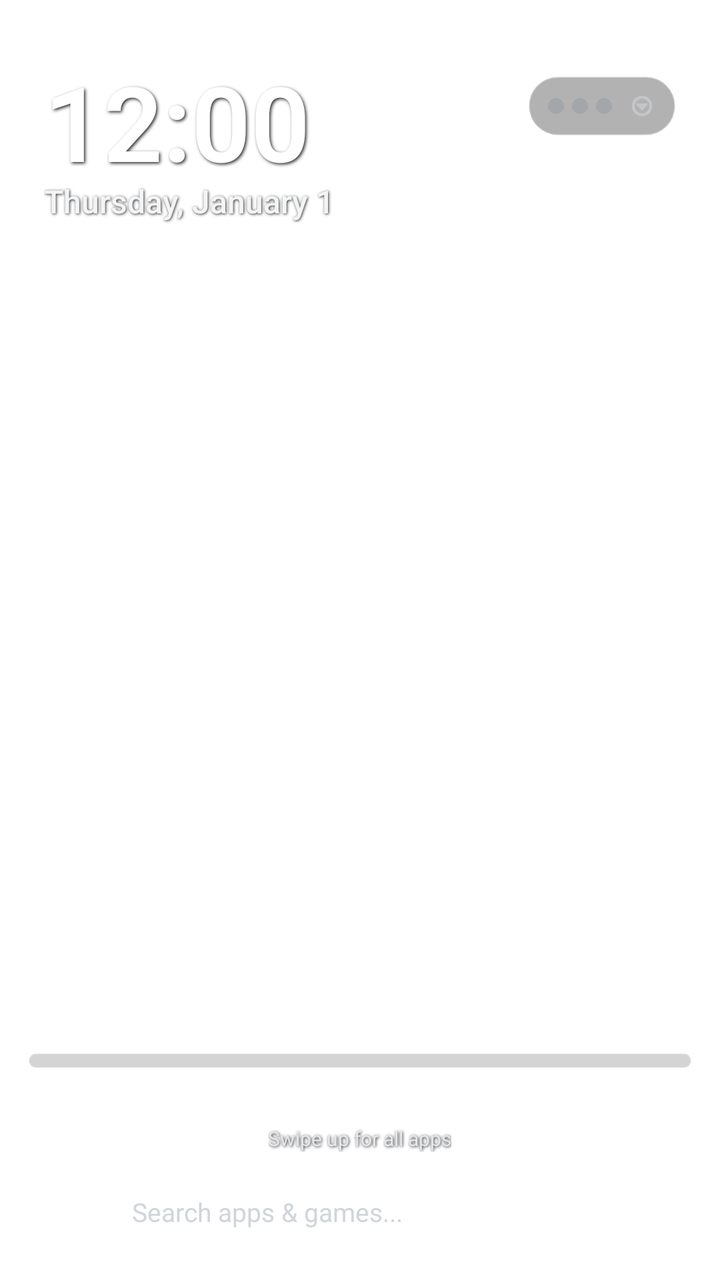
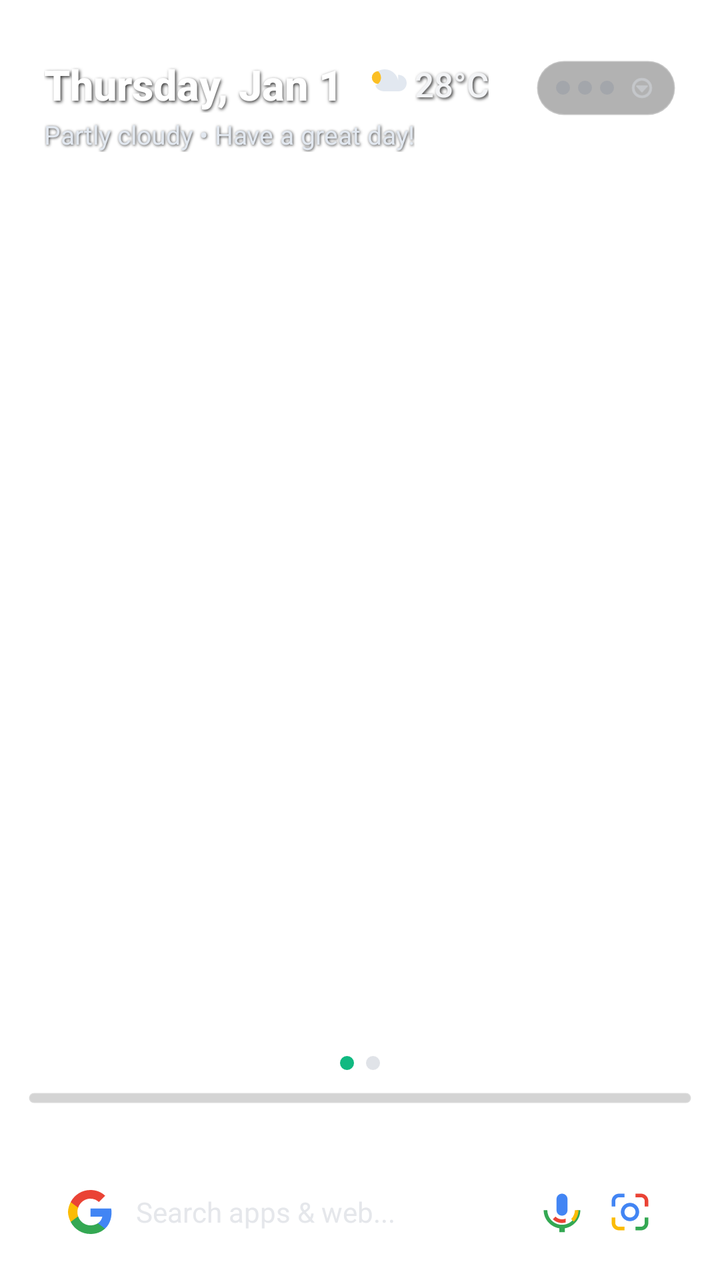

Two renders of the same Android screen: before a commit and after it. Below are the layout's source before the change and the commit's diff.
<!-- AndroidManifest.xml: activity theme Theme.PhoneLinkHub.Launcher -->
<!-- res/layout/activity_launcher.xml -->
<?xml version="1.0" encoding="utf-8"?>
<FrameLayout xmlns:android="http://schemas.android.com/apk/res/android"
    android:id="@+id/launcherRoot"
    android:layout_width="match_parent"
    android:layout_height="match_parent"
    android:fitsSystemWindows="true">

    
    
    
    <RelativeLayout
        android:id="@+id/desktopContainer"
        android:layout_width="match_parent"
        android:layout_height="match_parent"
        android:clickable="true"
        android:focusable="true"
        android:longClickable="true">

        
        <LinearLayout
            android:id="@+id/atAGlanceSection"
            android:layout_width="match_parent"
            android:layout_height="wrap_content"
            android:layout_alignParentTop="true"
            android:orientation="vertical"
            android:paddingStart="22dp"
            android:paddingEnd="22dp"
            android:paddingTop="26dp"
            android:paddingBottom="8dp">

            <RelativeLayout
                android:layout_width="match_parent"
                android:layout_height="wrap_content">

                <LinearLayout
                    android:layout_width="wrap_content"
                    android:layout_height="wrap_content"
                    android:layout_alignParentStart="true"
                    android:orientation="vertical">

                    <TextClock
                        android:id="@+id/launcherClock"
                        android:layout_width="wrap_content"
                        android:layout_height="wrap_content"
                        android:fontFamily="sans-serif-light"
                        android:format12Hour="h:mm"
                        android:format24Hour="HH:mm"
                        android:shadowColor="#D9000000"
                        android:shadowDx="1.5"
                        android:shadowDy="1.5"
                        android:shadowRadius="4.0"
                        android:textColor="#FFFFFF"
                        android:textSize="52sp"
                        android:textStyle="bold" />

                    <TextClock
                        android:id="@+id/launcherDate"
                        android:layout_width="wrap_content"
                        android:layout_height="wrap_content"
                        android:layout_marginTop="-6dp"
                        android:fontFamily="sans-serif-medium"
                        android:format12Hour="EEEE, MMMM d"
                        android:format24Hour="EEEE, MMMM d"
                        android:shadowColor="#D9000000"
                        android:shadowDx="1.0"
                        android:shadowDy="1.0"
                        android:shadowRadius="3.0"
                        android:textColor="#F3F4F6"
                        android:textSize="16sp" />
                </LinearLayout>

                
                <LinearLayout
                    android:id="@+id/statusDotsLayout"
                    android:layout_width="wrap_content"
                    android:layout_height="wrap_content"
                    android:layout_alignParentEnd="true"
                    android:layout_marginTop="12dp"
                    android:background="@drawable/bg_status_pill"
                    android:clickable="true"
                    android:focusable="true"
                    android:gravity="center_vertical"
                    android:orientation="horizontal"
                    android:paddingStart="10dp"
                    android:paddingEnd="10dp"
                    android:paddingTop="8dp"
                    android:paddingBottom="8dp">

                    <View
                        android:id="@+id/dot1"
                        android:layout_width="8dp"
                        android:layout_height="8dp"
                        android:background="@drawable/shape_dot_dim" />

                    <View
                        android:id="@+id/dot2"
                        android:layout_width="8dp"
                        android:layout_height="8dp"
                        android:layout_marginStart="4dp"
                        android:background="@drawable/shape_dot_dim" />

                    <View
                        android:id="@+id/dot3"
                        android:layout_width="8dp"
                        android:layout_height="8dp"
                        android:layout_marginStart="4dp"
                        android:background="@drawable/shape_dot_dim" />

                    <ImageView
                        android:layout_width="14dp"
                        android:layout_height="14dp"
                        android:layout_marginStart="8dp"
                        android:contentDescription="Menu"
                        android:src="@android:drawable/ic_menu_more"
                        android:tint="#D1D5DB" />
                </LinearLayout>
            </RelativeLayout>
        </LinearLayout>

        
        <androidx.recyclerview.widget.RecyclerView
            android:id="@+id/desktopAppsRecyclerView"
            android:layout_width="match_parent"
            android:layout_height="match_parent"
            android:layout_below="@id/atAGlanceSection"
            android:layout_above="@id/bottomDockSection"
            android:clipToPadding="false"
            android:paddingStart="12dp"
            android:paddingEnd="12dp"
            android:paddingTop="8dp"
            android:paddingBottom="8dp"
            android:scrollbars="none" />

        
        <LinearLayout
            android:id="@+id/bottomDockSection"
            android:layout_width="match_parent"
            android:layout_height="wrap_content"
            android:layout_alignParentBottom="true"
            android:gravity="center"
            android:orientation="vertical"
            android:paddingBottom="12dp">

            
            <LinearLayout
                android:id="@+id/dockContainer"
                android:layout_width="match_parent"
                android:layout_height="wrap_content"
                android:layout_marginStart="14dp"
                android:layout_marginEnd="14dp"
                android:layout_marginBottom="6dp"
                android:background="@drawable/bg_dock"
                android:gravity="center"
                android:paddingStart="6dp"
                android:paddingEnd="6dp"
                android:paddingTop="4dp"
                android:paddingBottom="4dp">

                <androidx.recyclerview.widget.RecyclerView
                    android:id="@+id/dockRecyclerView"
                    android:layout_width="match_parent"
                    android:layout_height="wrap_content"
                    android:scrollbars="none" />
            </LinearLayout>

            
            <LinearLayout
                android:id="@+id/swipeUpIndicator"
                android:layout_width="wrap_content"
                android:layout_height="wrap_content"
                android:background="?attr/selectableItemBackgroundBorderless"
                android:clickable="true"
                android:focusable="true"
                android:gravity="center"
                android:orientation="vertical"
                android:paddingStart="16dp"
                android:paddingEnd="16dp"
                android:paddingTop="4dp"
                android:paddingBottom="6dp">

                <ImageView
                    android:layout_width="18dp"
                    android:layout_height="18dp"
                    android:contentDescription="Swipe Up"
                    android:src="@drawable/ic_chevron_up" />

                <TextView
                    android:layout_width="wrap_content"
                    android:layout_height="wrap_content"
                    android:shadowColor="#D9000000"
                    android:shadowDx="1.0"
                    android:shadowDy="1.0"
                    android:shadowRadius="3.0"
                    android:text="Swipe up for all apps"
                    android:textColor="#E5E7EB"
                    android:textSize="10sp" />
            </LinearLayout>

            
            <LinearLayout
                android:id="@+id/searchPillBtn"
                android:layout_width="match_parent"
                android:layout_height="44dp"
                android:layout_marginStart="20dp"
                android:layout_marginEnd="20dp"
                android:layout_marginTop="2dp"
                android:background="@drawable/bg_pixel_search"
                android:clickable="true"
                android:focusable="true"
                android:gravity="center_vertical"
                android:orientation="horizontal"
                android:paddingStart="16dp"
                android:paddingEnd="16dp">

                <ImageView
                    android:layout_width="18dp"
                    android:layout_height="18dp"
                    android:contentDescription="Search Icon"
                    android:src="@android:drawable/ic_menu_search"
                    android:tint="#FFFFFF" />

                <TextView
                    android:layout_width="0dp"
                    android:layout_height="wrap_content"
                    android:layout_marginStart="12dp"
                    android:layout_weight="1"
                    android:text="Search apps &amp; games..."
                    android:textColor="#D1D5DB"
                    android:textSize="13sp" />
            </LinearLayout>
        </LinearLayout>
    </RelativeLayout>

    
    
    
    <LinearLayout
        android:id="@+id/appDrawerContainer"
        android:layout_width="match_parent"
        android:layout_height="match_parent"
        android:background="@drawable/bg_drawer"
        android:orientation="vertical"
        android:paddingTop="20dp"
        android:visibility="gone">

        
        <LinearLayout
            android:layout_width="match_parent"
            android:layout_height="50dp"
            android:layout_marginStart="16dp"
            android:layout_marginEnd="16dp"
            android:background="@drawable/bg_pixel_search"
            android:gravity="center_vertical"
            android:orientation="horizontal"
            android:paddingStart="14dp"
            android:paddingEnd="14dp">

            <ImageView
                android:layout_width="20dp"
                android:layout_height="20dp"
                android:contentDescription="Search Icon"
                android:src="@android:drawable/ic_menu_search"
                android:tint="#FFFFFF" />

            <EditText
                android:id="@+id/drawerSearchInput"
                android:layout_width="0dp"
                android:layout_height="match_parent"
                android:layout_marginStart="10dp"
                android:layout_weight="1"
                android:background="@null"
                android:hint="Search all apps..."
                android:imeOptions="actionSearch"
                android:singleLine="true"
                android:textColor="#FFFFFF"
                android:textColorHint="#9CA3AF"
                android:textSize="14sp" />

            <ImageView
                android:id="@+id/btnCloseDrawer"
                android:layout_width="28dp"
                android:layout_height="28dp"
                android:background="?attr/selectableItemBackgroundBorderless"
                android:clickable="true"
                android:contentDescription="Close Drawer"
                android:focusable="true"
                android:padding="4dp"
                android:src="@android:drawable/ic_menu_close_clear_cancel"
                android:tint="#9CA3AF" />
        </LinearLayout>

        
        <HorizontalScrollView
            android:layout_width="match_parent"
            android:layout_height="wrap_content"
            android:layout_marginTop="8dp"
            android:layout_marginBottom="4dp"
            android:clipToPadding="false"
            android:paddingStart="16dp"
            android:paddingEnd="16dp"
            android:scrollbars="none">

            <LinearLayout
                android:id="@+id/categoriesContainer"
                android:layout_width="wrap_content"
                android:layout_height="wrap_content"
                android:gravity="center_vertical"
                android:orientation="horizontal">

                <TextView
                    android:id="@+id/tabAll"
                    android:layout_width="wrap_content"
                    android:layout_height="wrap_content"
                    android:background="@drawable/bg_tab_active"
                    android:clickable="true"
                    android:focusable="true"
                    android:paddingStart="14dp"
                    android:paddingEnd="14dp"
                    android:paddingTop="5dp"
                    android:paddingBottom="5dp"
                    android:text="All"
                    android:textColor="#FFFFFF"
                    android:textSize="12sp"
                    android:textStyle="bold" />

                <TextView
                    android:id="@+id/tabCommunication"
                    android:layout_width="wrap_content"
                    android:layout_height="wrap_content"
                    android:layout_marginStart="8dp"
                    android:background="@drawable/bg_tab_inactive"
                    android:clickable="true"
                    android:focusable="true"
                    android:paddingStart="14dp"
                    android:paddingEnd="14dp"
                    android:paddingTop="5dp"
                    android:paddingBottom="5dp"
                    android:text="Communication"
                    android:textColor="#9CA3AF"
                    android:textSize="12sp" />

                <TextView
                    android:id="@+id/tabSocial"
                    android:layout_width="wrap_content"
                    android:layout_height="wrap_content"
                    android:layout_marginStart="8dp"
                    android:background="@drawable/bg_tab_inactive"
                    android:clickable="true"
                    android:focusable="true"
                    android:paddingStart="14dp"
                    android:paddingEnd="14dp"
                    android:paddingTop="5dp"
                    android:paddingBottom="5dp"
                    android:text="Social &amp; Media"
                    android:textColor="#9CA3AF"
                    android:textSize="12sp" />

                <TextView
                    android:id="@+id/tabTools"
                    android:layout_width="wrap_content"
                    android:layout_height="wrap_content"
                    android:layout_marginStart="8dp"
                    android:background="@drawable/bg_tab_inactive"
                    android:clickable="true"
                    android:focusable="true"
                    android:paddingStart="14dp"
                    android:paddingEnd="14dp"
                    android:paddingTop="5dp"
                    android:paddingBottom="5dp"
                    android:text="Tools"
                    android:textColor="#9CA3AF"
                    android:textSize="12sp" />

                <TextView
                    android:id="@+id/tabGames"
                    android:layout_width="wrap_content"
                    android:layout_height="wrap_content"
                    android:layout_marginStart="8dp"
                    android:background="@drawable/bg_tab_inactive"
                    android:clickable="true"
                    android:focusable="true"
                    android:paddingStart="14dp"
                    android:paddingEnd="14dp"
                    android:paddingTop="5dp"
                    android:paddingBottom="5dp"
                    android:text="Games"
                    android:textColor="#9CA3AF"
                    android:textSize="12sp" />
            </LinearLayout>
        </HorizontalScrollView>

        
        <androidx.recyclerview.widget.RecyclerView
            android:id="@+id/drawerAppsRecyclerView"
            android:layout_width="match_parent"
            android:layout_height="0dp"
            android:layout_weight="1"
            android:clipToPadding="false"
            android:paddingStart="12dp"
            android:paddingEnd="12dp"
            android:paddingTop="8dp"
            android:paddingBottom="24dp"
            android:scrollbars="vertical" />
    </LinearLayout>

</FrameLayout>
<!-- resources referenced by this layout -->
<resources>
  <!-- unchanged entries left out for length: 9 -->
</resources>

<!-- the commit's change to res/layout/activity_launcher.xml (unified diff, before → after) -->
@@ -25,48 +25,83 @@
             android:orientation="vertical"
             android:paddingStart="22dp"
             android:paddingEnd="22dp"
-            android:paddingTop="26dp"
-            android:paddingBottom="8dp">
+            android:paddingTop="28dp"
+            android:paddingBottom="10dp">
 
             <RelativeLayout
                 android:layout_width="match_parent"
                 android:layout_height="wrap_content">
 
+                
                 <LinearLayout
+                    android:id="@+id/pixelAtAGlanceContainer"
                     android:layout_width="wrap_content"
                     android:layout_height="wrap_content"
                     android:layout_alignParentStart="true"
+                    android:clickable="true"
+                    android:focusable="true"
+                    android:background="?attr/selectableItemBackgroundBorderless"
                     android:orientation="vertical">
 
-                    <TextClock
-                        android:id="@+id/launcherClock"
+                    <LinearLayout
                         android:layout_width="wrap_content"
                         android:layout_height="wrap_content"
-                        android:fontFamily="sans-serif-light"
-                        android:format12Hour="h:mm"
-                        android:format24Hour="HH:mm"
-                        android:shadowColor="#D9000000"
-                        android:shadowDx="1.5"
-                        android:shadowDy="1.5"
-                        android:shadowRadius="4.0"
-                        android:textColor="#FFFFFF"
-                        android:textSize="52sp"
-                        android:textStyle="bold" />
-
-                    <TextClock
-                        android:id="@+id/launcherDate"
+                        android:gravity="center_vertical"
+                        android:orientation="horizontal">
+
+                        <TextClock
+                            android:id="@+id/launcherDate"
+                            android:layout_width="wrap_content"
+                            android:layout_height="wrap_content"
+                            android:fontFamily="sans-serif-medium"
+                            android:format12Hour="EEEE, MMM d"
+                            android:format24Hour="EEEE, MMM d"
+                            android:shadowColor="#CC000000"
+                            android:shadowDx="1.5"
+                            android:shadowDy="1.5"
+                            android:shadowRadius="4.0"
+                            android:textColor="#FFFFFF"
+                            android:textSize="21sp"
+                            android:textStyle="bold" />
+
+                        
+                        <ImageView
+                            android:id="@+id/ivWeatherIcon"
+                            android:layout_width="22dp"
+                            android:layout_height="22dp"
+                            android:layout_marginStart="10dp"
+                            android:contentDescription="Weather"
+                            android:src="@drawable/ic_weather_partly_cloudy" />
+
+                        <TextView
+                            android:id="@+id/tvWeatherTemp"
+                            android:layout_width="wrap_content"
+                            android:layout_height="wrap_content"
+                            android:layout_marginStart="4dp"
+                            android:fontFamily="sans-serif-medium"
+                            android:shadowColor="#CC000000"
+                            android:shadowDx="1.5"
+                            android:shadowDy="1.5"
+                            android:shadowRadius="4.0"
+                            android:text="28°C"
+                            android:textColor="#F3F4F6"
+                            android:textSize="17sp" />
+                    </LinearLayout>
+
+                    
+                    <TextView
+                        android:id="@+id/tvAtAGlanceSubtitle"
                         android:layout_width="wrap_content"
                         android:layout_height="wrap_content"
-                        android:layout_marginTop="-6dp"
-                        android:fontFamily="sans-serif-medium"
-                        android:format12Hour="EEEE, MMMM d"
-                        android:format24Hour="EEEE, MMMM d"
-                        android:shadowColor="#D9000000"
+                        android:layout_marginTop="2dp"
+                        android:fontFamily="sans-serif"
+                        android:shadowColor="#CC000000"
                         android:shadowDx="1.0"
                         android:shadowDy="1.0"
                         android:shadowRadius="3.0"
-                        android:textColor="#F3F4F6"
-                        android:textSize="16sp" />
+                        android:text="Partly cloudy • Have a great day!"
+                        android:textColor="#E2E8F0"
+                        android:textSize="13sp" />
                 </LinearLayout>
 
                 
@@ -75,7 +110,7 @@
                     android:layout_width="wrap_content"
                     android:layout_height="wrap_content"
                     android:layout_alignParentEnd="true"
-                    android:layout_marginTop="12dp"
+                    android:layout_marginTop="2dp"
                     android:background="@drawable/bg_status_pill"
                     android:clickable="true"
                     android:focusable="true"
@@ -83,34 +118,34 @@
                     android:orientation="horizontal"
                     android:paddingStart="10dp"
                     android:paddingEnd="10dp"
-                    android:paddingTop="8dp"
-                    android:paddingBottom="8dp">
+                    android:paddingTop="7dp"
+                    android:paddingBottom="7dp">
 
                     <View
                         android:id="@+id/dot1"
-                        android:layout_width="8dp"
-                        android:layout_height="8dp"
+                        android:layout_width="7dp"
+                        android:layout_height="7dp"
                         android:background="@drawable/shape_dot_dim" />
 
                     <View
                         android:id="@+id/dot2"
-                        android:layout_width="8dp"
-                        android:layout_height="8dp"
+                        android:layout_width="7dp"
+                        android:layout_height="7dp"
                         android:layout_marginStart="4dp"
                         android:background="@drawable/shape_dot_dim" />
 
                     <View
                         android:id="@+id/dot3"
-                        android:layout_width="8dp"
-                        android:layout_height="8dp"
+                        android:layout_width="7dp"
+                        android:layout_height="7dp"
                         android:layout_marginStart="4dp"
                         android:background="@drawable/shape_dot_dim" />
 
                     <ImageView
                         android:layout_width="14dp"
                         android:layout_height="14dp"
-                        android:layout_marginStart="8dp"
-                        android:contentDescription="Menu"
+                        android:layout_marginStart="7dp"
+                        android:contentDescription="Settings Menu"
                         android:src="@android:drawable/ic_menu_more"
                         android:tint="#D1D5DB" />
                 </LinearLayout>
@@ -125,10 +160,10 @@
             android:layout_below="@id/atAGlanceSection"
             android:layout_above="@id/bottomDockSection"
             android:clipToPadding="false"
-            android:paddingStart="12dp"
-            android:paddingEnd="12dp"
-            android:paddingTop="8dp"
-            android:paddingBottom="8dp"
+            android:paddingStart="14dp"
+            android:paddingEnd="14dp"
+            android:paddingTop="6dp"
+            android:paddingBottom="6dp"
             android:scrollbars="none" />
 
         
@@ -139,7 +174,31 @@
             android:layout_alignParentBottom="true"
             android:gravity="center"
             android:orientation="vertical"
-            android:paddingBottom="12dp">
+            android:paddingBottom="10dp">
+
+            
+            <LinearLayout
+                android:id="@+id/pageIndicatorLayout"
+                android:layout_width="wrap_content"
+                android:layout_height="wrap_content"
+                android:layout_marginBottom="8dp"
+                android:gravity="center"
+                android:orientation="horizontal">
+
+                <View
+                    android:id="@+id/pageDot1"
+                    android:layout_width="7dp"
+                    android:layout_height="7dp"
+                    android:layout_margin="3dp"
+                    android:background="@drawable/shape_dot_green" />
+
+                <View
+                    android:id="@+id/pageDot2"
+                    android:layout_width="7dp"
+                    android:layout_height="7dp"
+                    android:layout_margin="3dp"
+                    android:background="@drawable/shape_dot_dim" />
+            </LinearLayout>
 
             
             <LinearLayout
@@ -151,10 +210,10 @@
                 android:layout_marginBottom="6dp"
                 android:background="@drawable/bg_dock"
                 android:gravity="center"
-                android:paddingStart="6dp"
-                android:paddingEnd="6dp"
-                android:paddingTop="4dp"
-                android:paddingBottom="4dp">
+                android:paddingStart="4dp"
+                android:paddingEnd="4dp"
+                android:paddingTop="3dp"
+                android:paddingBottom="3dp">
 
                 <androidx.recyclerview.widget.RecyclerView
                     android:id="@+id/dockRecyclerView"
@@ -175,34 +234,23 @@
                 android:orientation="vertical"
                 android:paddingStart="16dp"
                 android:paddingEnd="16dp"
-                android:paddingTop="4dp"
-                android:paddingBottom="6dp">
+                android:paddingTop="2dp"
+                android:paddingBottom="4dp">
 
                 <ImageView
-                    android:layout_width="18dp"
-                    android:layout_height="18dp"
+                    android:layout_width="16dp"
+                    android:layout_height="16dp"
                     android:contentDescription="Swipe Up"
                     android:src="@drawable/ic_chevron_up" />
-
-                <TextView
-                    android:layout_width="wrap_content"
-                    android:layout_height="wrap_content"
-                    android:shadowColor="#D9000000"
-                    android:shadowDx="1.0"
-                    android:shadowDy="1.0"
-                    android:shadowRadius="3.0"
-                    android:text="Swipe up for all apps"
-                    android:textColor="#E5E7EB"
-                    android:textSize="10sp" />
             </LinearLayout>
 
             
             <LinearLayout
                 android:id="@+id/searchPillBtn"
                 android:layout_width="match_parent"
-                android:layout_height="44dp"
-                android:layout_marginStart="20dp"
-                android:layout_marginEnd="20dp"
+                android:layout_height="48dp"
+                android:layout_marginStart="18dp"
+                android:layout_marginEnd="18dp"
                 android:layout_marginTop="2dp"
                 android:background="@drawable/bg_pixel_search"
                 android:clickable="true"
@@ -212,21 +260,45 @@
                 android:paddingStart="16dp"
                 android:paddingEnd="16dp">
 
+                
                 <ImageView
-                    android:layout_width="18dp"
-                    android:layout_height="18dp"
-                    android:contentDescription="Search Icon"
-                    android:src="@android:drawable/ic_menu_search"
-                    android:tint="#FFFFFF" />
+                    android:layout_width="22dp"
+                    android:layout_height="22dp"
+                    android:contentDescription="Google"
+                    android:src="@drawable/ic_pixel_g" />
 
                 <TextView
                     android:layout_width="0dp"
                     android:layout_height="wrap_content"
                     android:layout_marginStart="12dp"
                     android:layout_weight="1"
-                    android:text="Search apps &amp; games..."
-                    android:textColor="#D1D5DB"
-                    android:textSize="13sp" />
+                    android:fontFamily="sans-serif"
+                    android:text="Search apps &amp; web..."
+                    android:textColor="#E5E7EB"
+                    android:textSize="14sp" />
+
+                
+                <ImageView
+                    android:id="@+id/btnVoiceSearch"
+                    android:layout_width="22dp"
+                    android:layout_height="22dp"
+                    android:layout_marginEnd="12dp"
+                    android:background="?attr/selectableItemBackgroundBorderless"
+                    android:clickable="true"
+                    android:focusable="true"
+                    android:contentDescription="Voice Search"
+                    android:src="@drawable/ic_pixel_mic" />
+
+                
+                <ImageView
+                    android:id="@+id/btnLensSearch"
+                    android:layout_width="22dp"
+                    android:layout_height="22dp"
+                    android:background="?attr/selectableItemBackgroundBorderless"
+                    android:clickable="true"
+                    android:focusable="true"
+                    android:contentDescription="Google Lens"
+                    android:src="@drawable/ic_pixel_lens" />
             </LinearLayout>
         </LinearLayout>
     </RelativeLayout>
<!-- resource entries referenced after the edit -->
@@ -1,5 +1,90 @@
 <!-- resources referenced by this layout -->
 <resources>
+  <!-- drawable ic_pixel_g (drawable) -->
+  <vector xmlns:android="http://schemas.android.com/apk/res/android"
+      android:width="24dp"
+      android:height="24dp"
+      android:viewportWidth="24"
+      android:viewportHeight="24">
+      
+      <path
+          android:fillColor="#4285F4"
+          android:pathData="M23.745,12.27c0,-0.74 -0.06,-1.49 -0.19,-2.22H12.24v4.46h6.49c-0.29,1.48 -1.14,2.77 -2.4,3.61v2.96h3.87c2.27,-2.09 3.54,-5.17 3.54,-8.81z" />
+      <path
+          android:fillColor="#34A853"
+          android:pathData="M12.24,24c3.24,0 5.95,-1.08 7.93,-2.91l-3.87,-2.96c-1.08,0.72 -2.45,1.16 -4.06,1.16 -3.12,0 -5.77,-2.1 -6.72,-4.93H1.46v3.06C3.49,21.37 7.57,24 12.24,24z" />
+      <path
+          android:fillColor="#FBBC05"
+          android:pathData="M5.52,14.36c-0.25,-0.72 -0.39,-1.5 -0.39,-2.36 0,-0.86 0.14,-1.64 0.39,-2.36V6.58H1.46C0.53,8.44 0,10.42 0,12c0,1.58 0.53,3.56 1.46,5.42l4.06,-3.06z" />
+      <path
+          android:fillColor="#EA4335"
+          android:pathData="M12.24,4.75c1.77,0 3.35,0.61 4.6,1.8l3.42,-3.42C18.19,1.19 15.48,0 12.24,0 7.57,0 3.49,2.63 1.46,6.58l4.06,3.06c0.95,-2.83 3.6,-4.93 6.72,-4.93z" />
+  </vector>
+  <!-- drawable ic_pixel_lens (drawable) -->
+  <vector xmlns:android="http://schemas.android.com/apk/res/android"
+      android:width="24dp"
+      android:height="24dp"
+      android:viewportWidth="24"
+      android:viewportHeight="24">
+      
+      <path
+          android:fillColor="#4285F4"
+          android:pathData="M6,2C3.79,2 2,3.79 2,6v3h2V6c0,-1.1 0.9,-2 2,-2h3V2H6z" />
+      <path
+          android:fillColor="#EA4335"
+          android:pathData="M18,2h-3v2h3c1.1,0 2,0.9 2,2v3h2V6C22,3.79 20.21,2 18,2z" />
+      <path
+          android:fillColor="#34A853"
+          android:pathData="M18,22h-3v-2h3c1.1,0 2,-0.9 2,-2v-3h2v3C22,20.21 20.21,22 18,22z" />
+      <path
+          android:fillColor="#FBBC05"
+          android:pathData="M6,22c-2.21,0 -4,-1.79 -4,-4v-3h2v3c0,1.1 0.9,2 2,2h3v2H6z" />
+      <path
+          android:fillColor="#4285F4"
+          android:pathData="M12,7c-2.76,0 -5,2.24 -5,5s2.24,5 5,5 5,-2.24 5,-5 -2.24,-5 -5,-5zm0,8c-1.66,0 -3,-1.34 -3,-3s1.34,-3 3,-3 3,1.34 3,3 -1.34,3 -3,3z" />
+  </vector>
+  <!-- drawable ic_pixel_mic (drawable) -->
+  <vector xmlns:android="http://schemas.android.com/apk/res/android"
+      android:width="24dp"
+      android:height="24dp"
+      android:viewportWidth="24"
+      android:viewportHeight="24">
+      
+      <path
+          android:fillColor="#4285F4"
+          android:pathData="M12,14c1.66,0 3,-1.34 3,-3V5c0,-1.66 -1.34,-3 -3,-3S9,3.34 9,5v6c0,1.66 1.34,3 3,3z" />
+      <path
+          android:fillColor="#34A853"
+          android:pathData="M11,18.93c-3.95,-0.49 -7,-3.85 -7,-7.93H2c0,4.97 3.69,9.07 8.5,9.88V23h3v-2.12c4.81,-0.81 8.5,-4.91 8.5,-9.88h-2c0,4.08 -3.05,7.44 -7,7.93z" />
+      <path
+          android:fillColor="#FBBC05"
+          android:pathData="M19,11h2c0,2.44 -0.99,4.65 -2.59,6.26l-1.42,-1.42C18.17,14.65 19,12.93 19,11z" />
+      <path
+          android:fillColor="#EA4335"
+          android:pathData="M12,16c-1.38,0 -2.63,-0.56 -3.54,-1.46l-1.42,1.42C8.25,17.17 10.02,18 12,18c0.69,0 1.36,-0.1 2,-0.28v-2.09c-0.63,0.24 -1.3,0.37 -2,0.37z" />
+  </vector>
+  <!-- drawable ic_weather_partly_cloudy (drawable) -->
+  <vector xmlns:android="http://schemas.android.com/apk/res/android"
+      android:width="24dp"
+      android:height="24dp"
+      android:viewportWidth="24"
+      android:viewportHeight="24">
+      
+      <path
+          android:fillColor="#FBBF24"
+          android:pathData="M8.5,8.5m-3.5,0a3.5,3.5 0,1 1,7 0a3.5,3.5 0,1 1,-7 0" />
+      
+      <path
+          android:fillColor="#E2E8F0"
+          android:pathData="M19.35,10.04C18.67,6.59 15.64,4 12,4c-1.33,0 -2.57,0.36 -3.65,0.97C9.37,5.84 10,7.1 10,8.5c0,1.96 -1.27,3.62 -3.05,4.21C7.38,14.74 9.48,16 12,16h7.5c2.49,0 4.5,-2.01 4.5,-4.5 0,-2.32 -1.76,-4.24 -4.05,-4.46h-0.6z" />
+  </vector>
+  <!-- drawable shape_dot_green (drawable) -->
+  <?xml version="1.0" encoding="utf-8"?>
+  <shape xmlns:android="http://schemas.android.com/apk/res/android"
+      android:shape="oval">
+      <solid android:color="#FF10B981" />
+      <size android:width="10dp" android:height="10dp" />
+  </shape>
   <!-- unchanged entries left out for length: 9 -->
 </resources>
 
